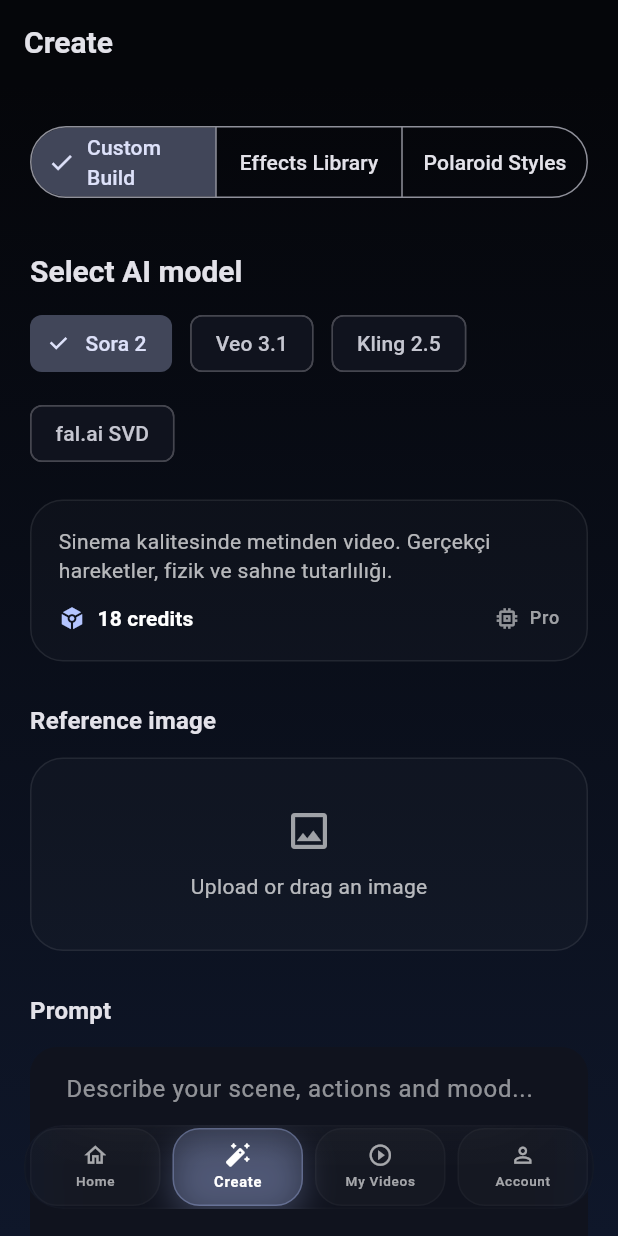
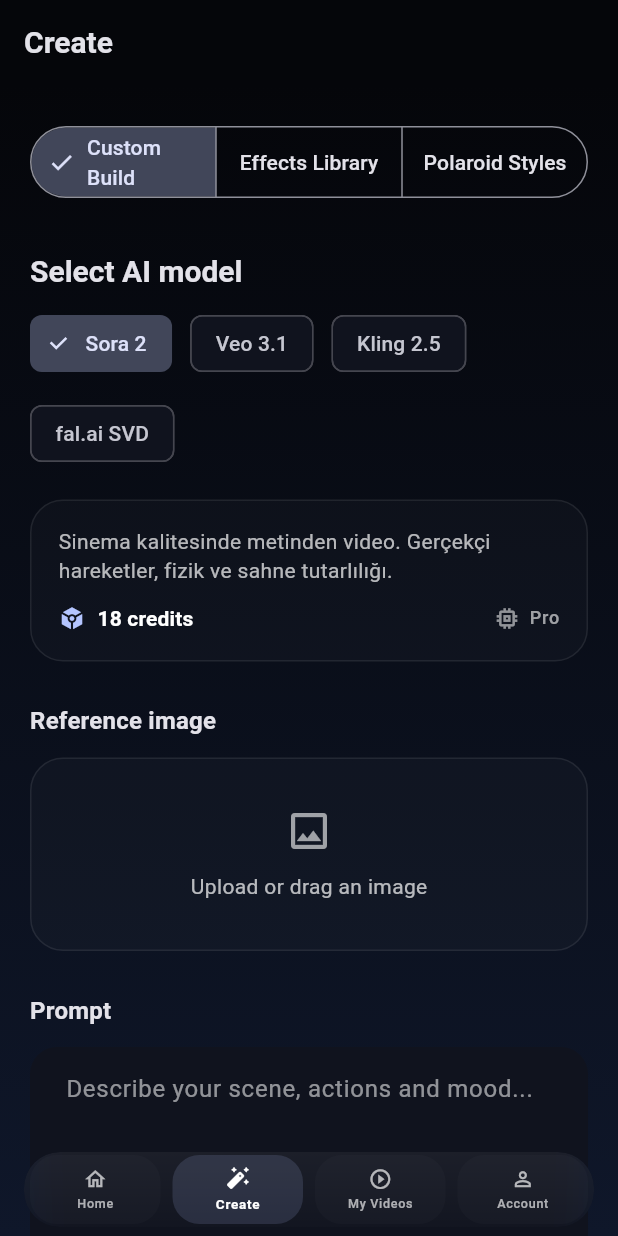
Before and after one commit to melihkochan/aemove, a Flutter app: the screen it shows after launch, item 2 of the bottom bar chosen, on a phone screen of 412 x 824 dp. Run offline on Flutter 3.47's test engine with Material 3 defaults, Android fonts, the phone set to English and light mode, and no system bars; our stand-ins replace easy_localization; network calls fail.

Commit message:
Refactor main shell navigation bar and button styles for improved aesthetics and consistency. Adjust padding, icon sizes, and animation durations to enhance user experience. Update frosted navbar appearance with modified blur effects and gradient colors.

```diff
--- a/lib/screens/main_shell.dart
+++ b/lib/screens/main_shell.dart
@@ -64,12 +64,19 @@
             bottom: 0,
             child: SafeArea(
               top: false,
-              minimum: const EdgeInsets.fromLTRB(16, 0, 16, 18),
-              child: _FrostedNavBar(
-                items: _items,
-                currentIndex: _currentIndex,
-                onItemSelected: (index) =>
-                    setState(() => _currentIndex = index),
+              child: Padding(
+                padding: EdgeInsets.fromLTRB(
+                  16,
+                  0,
+                  16,
+                  bottomInset > 0 ? bottomInset : 6,
+                ),
+                child: _FrostedNavBar(
+                  items: _items,
+                  currentIndex: _currentIndex,
+                  onItemSelected: (index) =>
+                      setState(() => _currentIndex = index),
+                ),
               ),
             ),
           ),
@@ -113,46 +120,30 @@
       child: Padding(
         padding: const EdgeInsets.symmetric(horizontal: 4, vertical: 2),
         child: AnimatedContainer(
-          duration: const Duration(milliseconds: 220),
-          padding: const EdgeInsets.symmetric(horizontal: 12, vertical: 7),
+          duration: const Duration(milliseconds: 200),
+          padding: const EdgeInsets.symmetric(horizontal: 11, vertical: 6),
           decoration: BoxDecoration(
             borderRadius: BorderRadius.circular(18),
             color: isActive
-                ? theme.colorScheme.primary.withValues(alpha: 0.18)
-                : Colors.white.withValues(alpha: 0.02),
-            border: Border.all(
-              color: isActive
-                  ? theme.colorScheme.primary.withValues(alpha: 0.3)
-                  : Colors.white.withValues(alpha: 0.03),
-            ),
-            boxShadow: isActive
-                ? [
-                    BoxShadow(
-                      color: theme.colorScheme.primary.withValues(alpha: 0.25),
-                      blurRadius: 18,
-                      offset: const Offset(0, 8),
-                    ),
-                  ]
-                : null,
+                ? theme.colorScheme.primary.withValues(alpha: 0.14)
+                : Colors.white.withValues(alpha: 0.018),
           ),
           child: AnimatedScale(
-            duration: const Duration(milliseconds: 160),
-            scale: isActive ? 1.03 : 0.95,
-            curve: Curves.easeOut,
+            duration: const Duration(milliseconds: 150),
+            scale: isActive ? 1.0 : 0.93,
+            curve: Curves.easeOutCubic,
             child: Column(
               mainAxisAlignment: MainAxisAlignment.center,
               children: [
                 AnimatedSwitcher(
-                  duration: const Duration(milliseconds: 160),
-                  switchInCurve: Curves.easeOut,
-                  switchOutCurve: Curves.easeOut,
+                  duration: const Duration(milliseconds: 140),
                   child: Icon(
                     isActive ? item.activeIcon : item.icon,
                     key: ValueKey<bool>(isActive),
                     color: isActive
                         ? Colors.white
-                        : Colors.white.withValues(alpha: 0.62),
-                    size: 18,
+                        : Colors.white.withValues(alpha: 0.68),
+                    size: 17,
                   ),
                 ),
                 const SizedBox(height: 2),
@@ -162,10 +153,10 @@
                   overflow: TextOverflow.fade,
                   softWrap: false,
                   style: theme.textTheme.labelSmall?.copyWith(
-                    fontSize: 9.5,
+                    fontSize: 9,
                     color: isActive
                         ? Colors.white
-                        : Colors.white.withValues(alpha: 0.62),
+                        : Colors.white.withValues(alpha: 0.65),
                     fontWeight: isActive ? FontWeight.w700 : FontWeight.w500,
                   ),
                 ),
@@ -192,12 +183,12 @@
   @override
   Widget build(BuildContext context) {
     final theme = Theme.of(context);
-    final glassStart = Colors.white.withValues(alpha: 0.004);
-    final glassEnd = Colors.white.withValues(alpha: 0.0);
+    final glassStart = Colors.white.withValues(alpha: 0.05);
+    final glassEnd = Colors.white.withValues(alpha: 0.01);
     return ClipRRect(
-      borderRadius: BorderRadius.circular(26),
+      borderRadius: BorderRadius.circular(24),
       child: BackdropFilter(
-        filter: ImageFilter.blur(sigmaX: 22, sigmaY: 22),
+        filter: ImageFilter.blur(sigmaX: 14, sigmaY: 14),
         child: DecoratedBox(
           decoration: BoxDecoration(
             gradient: LinearGradient(
@@ -205,13 +196,10 @@
               end: Alignment.bottomCenter,
               colors: [glassStart, glassEnd],
             ),
-            borderRadius: BorderRadius.circular(26),
-            border: Border.all(
-              color: Colors.white.withValues(alpha: 0.015),
-            ),
+            borderRadius: BorderRadius.circular(24),
           ),
           child: SizedBox(
-            height: 56,
+            height: 50,
             child: Row(
               children: items.asMap().entries.map((entry) {
                 final index = entry.key;
```
